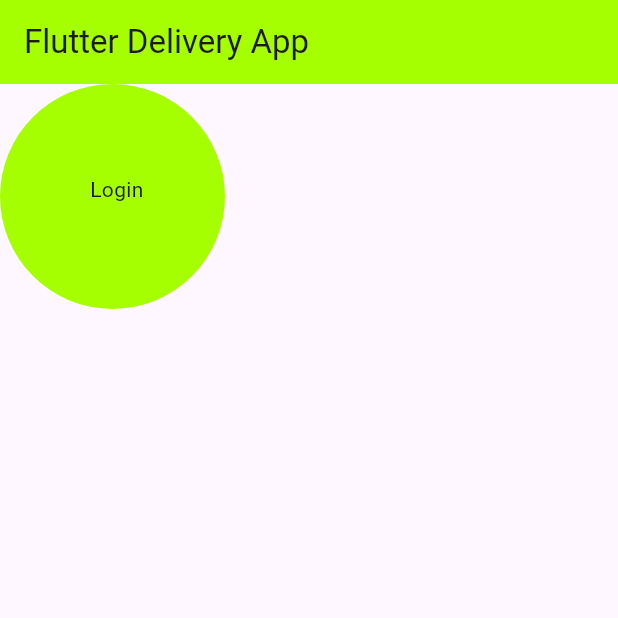
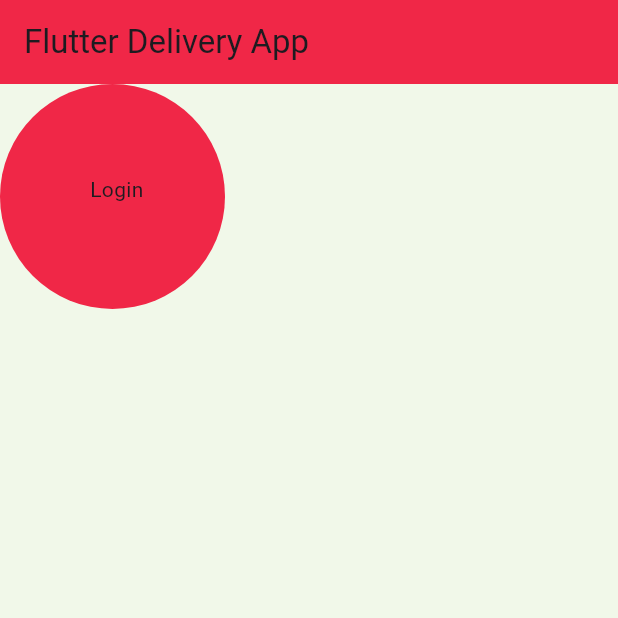
Before and after one commit to Elad10dev/Appweb-con-delivery, a Flutter app: the screen it shows after launch, on a phone screen of 412 x 824 dp, the top half of it. Run offline on Flutter 3.47's test engine with Material 3 defaults, Android fonts, the phone set to English and light mode, and no system bars.

Commit message:
preparado el theme para los colores de la app

```diff
--- a/tienda_con_delivery/lib/main.dart
+++ b/tienda_con_delivery/lib/main.dart
@@ -1,9 +1,12 @@
 import 'package:flutter/material.dart';
 import 'package:tienda_con_delivery/src/login/login_page.dart';
+import 'package:tienda_con_delivery/src/utils/my_colors.dart';
+
 
 void main() {
   runApp(const MyApp());
 }
+
 class MyApp extends StatefulWidget {
   const MyApp({super.key});
 
@@ -19,10 +22,14 @@ class _MyAppState extends State<MyApp> {
       title: 'DeliveryApp con Flutter',
       initialRoute: 'login',
       routes: {
-        'login': (BuildContext context) => LoginPage(),
-      } ,
+        'login': (BuildContext context) => const LoginPage(),
+      },
       theme: ThemeData(
-        primarySwatch:  Colors.lightGreen,
+        primaryColor: MyColors.primaryColor,
+        scaffoldBackgroundColor: Colors.lightGreen[50],
+        appBarTheme: AppBarTheme(
+          backgroundColor: MyColors.primaryColor,
+        ),
       ),
     );
   }
--- a/tienda_con_delivery/lib/src/login/login_page.dart
+++ b/tienda_con_delivery/lib/src/login/login_page.dart
@@ -12,9 +12,7 @@ class _LoginPageState extends State<LoginPage> {
   Widget build(BuildContext context) {
     return Scaffold(
       appBar: AppBar(
-        title: Text('Flutter Delivery App'),
-        backgroundColor: const Color.fromARGB(255, 166, 255, 0),
-
+        title: const Text('Flutter Delivery App'),
       ),
       body: Stack(
         children: [
@@ -23,37 +21,15 @@ class _LoginPageState extends State<LoginPage> {
             height: 150,
             decoration: BoxDecoration(
               borderRadius: BorderRadius.circular(100),
-              color: const Color.fromARGB(255, 166, 255, 0),
+              color: Theme.of(context).primaryColor,
             ),
           ),
           Container(
-            margin: const EdgeInsets.only(top: 60,left: 60),
-            child:
-            Text('Login'),
-            ),
+            margin: const EdgeInsets.only(top: 60, left: 60),
+            child: const Text('Login'),
+          ),
         ],
       ),
     );
   }
 }
-
-/*
-Column(
-        children: [
-          SizedBox(height: 20),
-          Text('Este es el txto nro 1'),
-          Container(
-            margin: EdgeInsets.only(left: 30, right: 30, top: 40, bottom: 0),
-            child: TextField(
-              decoration: InputDecoration(
-                hintText: 'Descripcion',
-              ),
-            ),
-          ),
-          ElevatedButton(
-            onPressed: () => {},
-            child: Text('Aceptar'),
-          ),
-        ],
-      ),
- */
--- /dev/null
+++ b/tienda_con_delivery/lib/src/utils/my_colors.dart
@@ -0,0 +1,7 @@
+
+import 'package:flutter/material.dart';
+
+class MyColors {
+
+  static Color primaryColor = Color.fromARGB(237, 240, 23, 59);
+}
```
